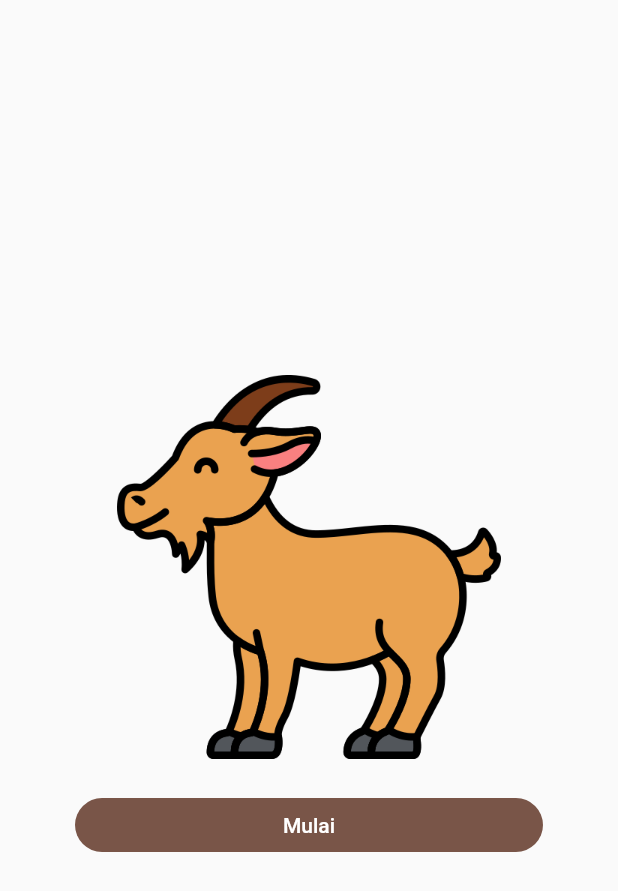
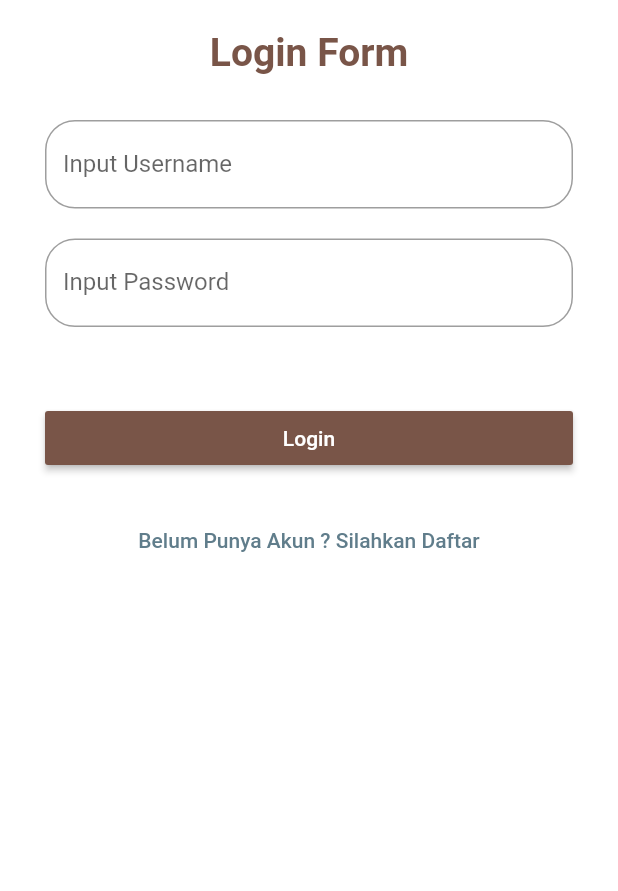
Before and after one commit to nurfajarismail/Task_4_Udacoding, a Flutter app: the screen it shows after launch, after a tap on "Mulai", on a phone screen of 412 x 824 dp. Shown: the top 891 px of the screen. Run offline on Flutter 3.47's test engine with Material 2 defaults, Android fonts, the phone set to English and light mode, and no system bars; our stand-ins replace shared_preferences.

Commit message:
add loginpage

```diff
--- a/lib/firstPage.dart
+++ b/lib/firstPage.dart
@@ -1,4 +1,5 @@
 import 'package:flutter/material.dart';
+import 'package:task_4/loginPage.dart';
 
 class TampilanAwal extends StatelessWidget {
   @override
@@ -29,6 +30,8 @@ class TampilanAwal extends StatelessWidget {
                 color: Colors.brown,
                 onPressed: () {
                   print("hello world");
+                  Navigator.push(context,
+                      MaterialPageRoute(builder: (context) => LoginPage()));
                 },
                 child: Text(
                   "Mulai",
--- /dev/null
+++ b/lib/loginPage.dart
@@ -0,0 +1,215 @@
+import 'dart:convert';
+import 'dart:core';
+import 'package:http/http.dart' as http;
+import 'package:flutter/material.dart';
+import 'package:shared_preferences/shared_preferences.dart';
+import 'package:task_4/registerPage.dart';
+
+class LoginPage extends StatefulWidget {
+  @override
+  _LoginPageState createState() => _LoginPageState();
+}
+
+enum statusLogin { signIn, notSignIn }
+
+class _LoginPageState extends State<LoginPage> {
+  statusLogin _loginStatus = statusLogin.notSignIn;
+  final _keyForm = GlobalKey<FormState>();
+  String nUsername, nPassword;
+  // String url="http://10.200.104.78/flutter-server/login.php";
+// check ketika klik tombol login
+  checkForm() {
+    final form = _keyForm.currentState;
+    if (form.validate()) {
+      form.save();
+      submitDataLogin();
+    }
+  }
+
+// mengirim request dan menanggapinya
+  submitDataLogin() async {
+    final responseData =
+        await http.post("http://10.200.104.78/flutter-server/login.php", body: {
+      "username": nUsername,
+      "password": nPassword,
+    });
+    final data = jsonDecode(responseData.body);
+    int value = data['value'];
+    String pesan = data['message'];
+    print(data);
+// get data respon
+    String dataUsername = data['username'];
+    String dataEmail = data['email'];
+    String dataAlamat = data['alamat'];
+    String dataSex = data['sex'];
+    String dataFullname = data['full_name'];
+    String dataTanggalDaftar = data['tgl_daftar'];
+    String dataIdUser = data['id_user'];
+// cek value 1 atau 0
+    if (value == 1) {
+      setState(() {
+// set status loginnya sebagai login
+        _loginStatus = statusLogin.signIn;
+
+        saveDataPref(value, dataIdUser, dataUsername, dataEmail, dataAlamat,
+            dataSex, dataFullname, dataTanggalDaftar);
+      });
+    } else if (value == 2) {
+      print(pesan);
+    } else {
+      print(pesan);
+    }
+  }
+
+// method untuk soimpan share pref
+  saveDataPref(int value, String dIdUser, dUsername, dEmail, dAlamat, dSex,
+      dFullName, dCreated) async {
+    SharedPreferences sharedPreferences = await SharedPreferences.getInstance();
+    setState(() {
+      sharedPreferences.setInt("value", value);
+      sharedPreferences.setString("username", dUsername);
+      sharedPreferences.setString("id_user", dIdUser);
+      sharedPreferences.setString("email", dEmail);
+      sharedPreferences.setString("alamat", dAlamat);
+      sharedPreferences.setString("sex", dSex);
+      sharedPreferences.setString("full_name", dFullName);
+      sharedPreferences.setString("tgl_daftar", dCreated);
+    });
+  }
+
+  ///
+  /// method ini digunakan untuk mengecek apakah user sudah login atau belum
+
+  /// jika sudah set valuenya
+  ///
+  getDataPref() async {
+    SharedPreferences sharedPreferences = await SharedPreferences.getInstance();
+    setState(() {
+      int nvalue = sharedPreferences.getInt("value");
+      _loginStatus = nvalue == 1 ? statusLogin.signIn : statusLogin.notSignIn;
+    });
+  }
+
+  @override
+  void initState() {
+    getDataPref();
+    super.initState();
+  }
+
+//method untuk sign out
+  signOUt() async {
+    SharedPreferences sharedPreferences = await SharedPreferences.getInstance();
+    setState(() {
+      sharedPreferences.setInt("value", null);
+      // ignore: deprecated_member_use
+      sharedPreferences.commit();
+      _loginStatus = statusLogin.notSignIn;
+    });
+  }
+
+  @override
+  // ignore: missing_return
+  Widget build(BuildContext context) {
+    switch (_loginStatus) {
+      case statusLogin.notSignIn:
+        return Scaffold(
+          backgroundColor: Colors.white,
+          body: Container(
+            padding: EdgeInsets.all(20),
+            child: Form(
+              key: _keyForm,
+              child: ListView(
+                children: <Widget>[
+                  Center(
+                    child: Text(
+                      'Login Form',
+                      style: TextStyle(
+                        fontWeight: FontWeight.bold,
+                        fontSize: 26.0,
+                        color: Colors.brown,
+                      ),
+                    ),
+                  ),
+                  SizedBox(
+                    height: 20.0,
+                  ),
+                  // Image.asset(
+                  //   'images/udacoding.jpg',
+                  //   height: 100.0,
+                  //   width: 100.0,
+                  // ),
+                  Padding(
+                    padding: EdgeInsets.all(10.0),
+                    child: TextFormField(
+                      validator: (value) {
+//cek kalau value nya kosong
+                        if (value.isEmpty) {
+                          return 'Please Input Username';
+                        }
+                        return null;
+                      },
+                      onSaved: (value) => nUsername = value,
+                      decoration: InputDecoration(
+                          hintText: 'Username',
+                          labelText: 'Input Username',
+                          border: OutlineInputBorder(
+                            borderRadius: BorderRadius.circular(20.0),
+                          )),
+                    ),
+                  ),
+                  Padding(
+                    padding: EdgeInsets.all(10),
+                    child: TextFormField(
+                      validator: (value) {
+                        if (value.isEmpty) {
+                          return 'Please Input Password';
+                        }
+                        return null;
+                      },
+                      onSaved: (value) => nPassword = value,
+                      obscureText: true,
+                      decoration: InputDecoration(
+                          hintText: 'Password',
+                          labelText: 'Input Password',
+                          border: OutlineInputBorder(
+                              borderRadius: BorderRadius.circular(20.0))),
+                    ),
+                  ),
+                  Padding(
+                    padding: EdgeInsets.fromLTRB(10.0, 40.0, 10.0, 0),
+                    child: MaterialButton(
+                      color: Colors.brown,
+                      textColor: Colors.white,
+                      child: Text('Login'),
+                      onPressed: () {
+                        setState(() {
+                          checkForm();
+                        });
+                      },
+                    ),
+                  ),
+                  Padding(
+                    padding: EdgeInsets.fromLTRB(10.0, 20.0, 10.0, 0),
+                    child: MaterialButton(
+                      textColor: Colors.blueGrey,
+                      child: Text('Belum Punya Akun ? Silahkan Daftar'),
+                      onPressed: () {
+                        Navigator.push(
+                            context,
+                            MaterialPageRoute(
+                                builder: (context) => RegisterPage()));
+                      },
+                    ),
+                  )
+                ],
+              ),
+            ),
+          ),
+        );
+        break;
+      case statusLogin.signIn:
+        //return PageHome(signout);
+        break;
+    }
+  }
+}
--- a/pubspec.yaml
+++ b/pubspec.yaml
@@ -21,6 +21,8 @@ environment:
   sdk: ">=2.7.0 <3.0.0"
 
 dependencies:
+  http: ^0.12.2
+  shared_preferences: ^0.5.12+4
   flutter:
     sdk: flutter
 
```
Also changed, not shown: lib/registerPage.dart (added, +13 -0 lines), pubspec.lock.
